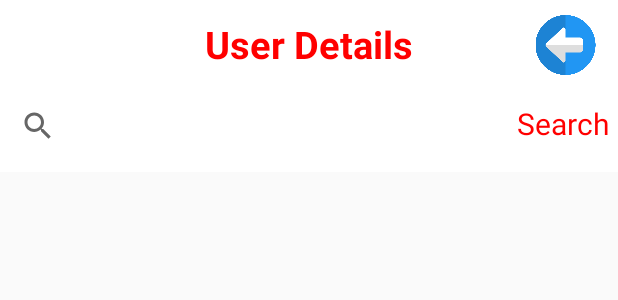
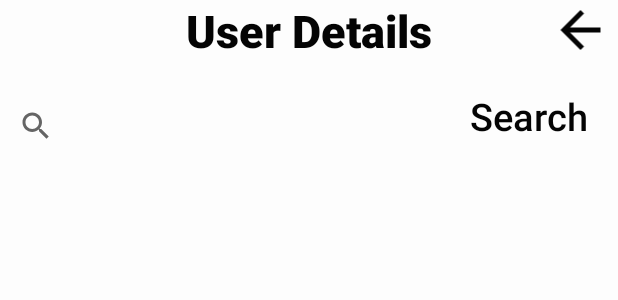
Before and after one commit to Bibekay/HMS_Fontend, an Android app: the layout activity_admin_userinfo.xml on its own in the app's theme, with its tools: preview values and no code run, on a phone screen of 412 x 824 dp. Shown: the top 300 px of the screen. Run offline under Robolectric (Android 15) with nearby library versions, the phone set to English and light mode, and no system bars.

Commit message:
side bar and back function on users info activity

```diff
--- a/app/src/main/java/com/example/hms/activities/admin/AdmindashActivity.java
+++ b/app/src/main/java/com/example/hms/activities/admin/AdmindashActivity.java
@@ -67,7 +67,11 @@ public class AdmindashActivity extends AppCompatActivity implements NavigationVi
             public void onClick(View v) {
                 Intent openUserInfo = new Intent(AdmindashActivity.this, UserInfoActivity.class);
                 startActivity(openUserInfo);
+
+
+
             }
+
         });
 
         //Admin Logout
--- a/app/src/main/java/com/example/hms/url/url.java
+++ b/app/src/main/java/com/example/hms/url/url.java
@@ -4,7 +4,9 @@ import retrofit2.Retrofit;
 import retrofit2.converter.gson.GsonConverterFactory;
 
 public class url {
-    public static final String BASE_URL = "http://192.168.1.76:3001/";
+  //  public static final String BASE_URL = "http://192.168.1.76:3001/";
+
+        public static  final String BASE_URL = "http://192.168.10.194:3001/";
     //public static final String BASE_URL = "http://10.0.2.2:3001/";
 
     //Dawa wifi
--- /dev/null
+++ b/app/src/main/res/drawable/ic_back.xml
@@ -0,0 +1,10 @@
+<vector xmlns:android="http://schemas.android.com/apk/res/android"
+    android:width="24dp"
+    android:height="24dp"
+    android:viewportWidth="24"
+    android:viewportHeight="24"
+    android:tint="?attr/colorControlNormal">
+  <path
+      android:fillColor="@android:color/white"
+      android:pathData="M20,11H7.83l5.59,-5.59L12,4l-8,8 8,8 1.41,-1.41L7.83,13H20v-2z"/>
+</vector>
--- a/app/src/main/res/layout/activity_admin_userinfo.xml
+++ b/app/src/main/res/layout/activity_admin_userinfo.xml
@@ -1,22 +1,44 @@
 <?xml version="1.0" encoding="utf-8"?>
-<LinearLayout xmlns:android="http://schemas.android.com/apk/res/android"
 
+
+<androidx.drawerlayout.widget.DrawerLayout xmlns:android="http://schemas.android.com/apk/res/android"
+    xmlns:app="http://schemas.android.com/apk/res-auto"
+    xmlns:tools="http://schemas.android.com/tools"
+    android:id="@+id/drawer_layout"
+    android:layout_width="match_parent"
+    android:layout_height="match_parent"
+
+    tools:context=".activities.admin.AdmindashActivity">
+
+    <com.google.android.material.navigation.NavigationView
+        android:id="@+id/navigation_view"
+        android:layout_width="wrap_content"
+        android:layout_height="match_parent"
+        android:layout_gravity="start"
+        android:background="@color/white"
+        android:theme="@style/navigationTheme"
+        app:headerLayout="@layout/adminmenu_header"
+        app:menu="@menu/admin_menu" />
+
+
+<LinearLayout
     android:orientation="vertical"
     android:layout_width="match_parent"
     android:layout_height="wrap_content"
-    android:background="#FFFFFF">
+    android:background="@color/white">
+
 
     <RelativeLayout
         android:layout_width="wrap_content"
         android:layout_height="match_parent" >
-
     <TextView
+        android:id="@+id/tv_userdetails"
         android:layout_width="match_parent"
         android:layout_height="wrap_content"
-        android:padding="12dp"
-        android:textSize="25sp"
+        android:textSize="30sp"
         android:gravity="center"
-        android:textColor="@color/colorRed"
+        android:fontFamily="sans-serif-medium"
+        android:textColor="@color/black"
         android:text="User Details"
         android:textStyle="bold"/>
 
@@ -24,51 +46,44 @@
             android:id="@+id/imgAdminBack"
             android:layout_width="50dp"
             android:layout_height="40dp"
-            android:src="@drawable/back"
+            android:src="@drawable/ic_back"
+            android:tint="@color/black"
             android:layout_alignParentRight="true"
-            android:layout_marginRight="10dp"
-            android:layout_marginTop="10dp"
-            android:onClick="AdminDashOpen"
+
             />
-
-    </RelativeLayout>
-
-
-    <LinearLayout
-        android:orientation="horizontal"
-        android:layout_width="match_parent"
-        android:layout_height="wrap_content"
-        android:layout_marginBottom="5dp">
 
         <androidx.appcompat.widget.SearchView
 
             android:id="@+id/admin_user_search_view"
-            android:layout_width="match_parent"
+            android:layout_width="280dp"
             android:layout_weight="1"
             android:layout_height="wrap_content"
             android:hint="Search by Username"
-            android:layout_margin="1dp"/>
-
+            android:layout_marginTop="60dp"
+          android:layout_marginRight="10dp"/>
 
         <TextView
             android:layout_width="wrap_content"
             android:layout_height="wrap_content"
             android:text="Search"
-            android:textColor="@color/colorRed"
-            android:textSize="20sp"
-            android:layout_marginTop="10dp"
-            android:layout_toEndOf="@+id/etSearch"
-            android:layout_toRightOf="@+id/etSearch"
-            android:layout_marginRight="5dp"
+            android:textColor="@color/black"
+            android:textSize="25sp"
+            android:fontFamily="sans-serif-medium"
+            android:layout_marginTop="60dp"
+            android:layout_alignParentRight="true"
+            android:layout_marginRight="20dp"
             />
-    </LinearLayout>
 
         <androidx.recyclerview.widget.RecyclerView
+            android:layout_marginTop="80dp"
+            android:layout_below="@+id/imgAdminBack"
             android:id="@+id/users_list"
             android:layout_width="match_parent"
             android:layout_height="match_parent"
             android:scrollbars="none">
 
         </androidx.recyclerview.widget.RecyclerView>
+    </RelativeLayout>
 
 </LinearLayout>
+</androidx.drawerlayout.widget.DrawerLayout>
```
Also changed, not shown: app/src/main/java/com/example/hms/activities/admin/UserInfoActivity.java (+27 -2 lines), app/src/main/java/com/example/hms/activities/users/UserdashActivity.java (+43 -1 lines), app/src/main/res/drawable/ic_add.xml (added, +10 -0 lines), app/src/main/res/drawable/ic_menu.xml (added, +10 -0 lines), app/src/main/res/layout/activity_admin_userinfo_details.xml (+14 -14 lines), app/src/main/res/layout/activity_admindash_actvity.xml (+5 -3 lines). Lines whose indentation alone changed are shown as unchanged.
